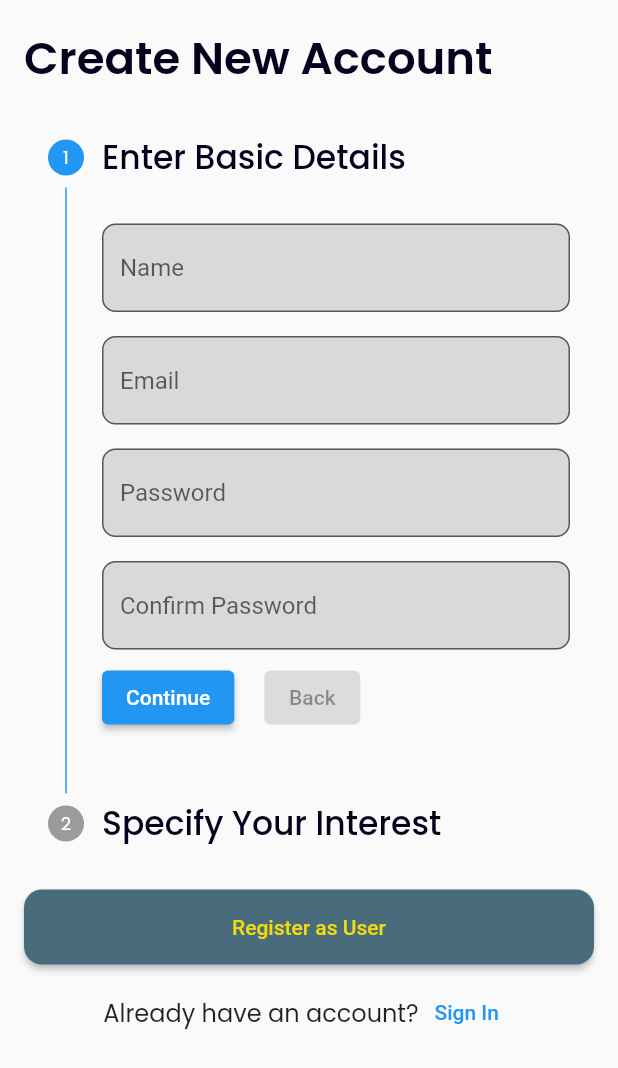
After one commit to squidrye/TRINIT_594092-U761CZ4G_DEV, a Flutter app: the screen it shows after launch, after a tap on "Register as User", on a phone screen of 412 x 824 dp. The commit adds this screen. Shown: the top 1068 px of the screen. Run offline on Flutter 3.47's test engine with Material 2 defaults, Android fonts, the phone set to English and light mode, and no system bars.

Commit message:
auth screens done

```diff
--- a/lib/main.dart
+++ b/lib/main.dart
@@ -1,5 +1,8 @@
 import 'package:flutter/material.dart';
 import 'package:we_care/presentation/LandingScreen.dart';
+import 'package:we_care/presentation/LoginScreen.dart';
+import 'package:we_care/presentation/NGORegisterScreen.dart';
+import 'package:we_care/presentation/UserRegisterScreen.dart';
 import 'package:we_care/presentation/SplashScreen.dart';
 
 void main() {
@@ -9,19 +12,41 @@ void main() {
       routes: {
         SplashScreen.route: (context) => SplashScreen(),
         LandingScreen.route: (context) => LandingScreen(),
+        LoginScreen.route: (context) => LoginScreen(),
+        UserRegisterScreen.route: (context) => UserRegisterScreen(),
+        NGORegisterScreen.route: (context) => NGORegisterScreen(),
       },
       theme: ThemeData(
         primaryColor: Color(0xFF486C7C),
+        inputDecorationTheme: InputDecorationTheme(
+            border: OutlineInputBorder(borderRadius: BorderRadius.circular(9)),
+            fillColor: Color(0xFFD9D9D9),
+            filled: true),
         textTheme: const TextTheme(
           displayLarge: TextStyle(
             fontSize: 30,
-            fontWeight: FontWeight.w700,
+            fontWeight: FontWeight.w600,
             fontFamily: 'Poppins',
             color: Color(0XFF04021D),
           ),
-          titleLarge: TextStyle(fontSize: 30.0, fontFamily: 'Poppins'),
-          bodyMedium: TextStyle(fontSize: 16.0, fontFamily: 'Poppins'),
-          bodySmall: TextStyle(fontSize: 14.0, fontFamily: 'Poppins'),
+          displayMedium: TextStyle(
+            fontSize: 22,
+            fontWeight: FontWeight.w500,
+            fontFamily: 'Poppins',
+            color: Color(0XFF04021D),
+          ),
+          titleLarge: TextStyle(
+            fontSize: 30.0,
+            fontFamily: 'Poppins',
+          ),
+          bodyMedium: TextStyle(
+            fontSize: 16.0,
+            fontFamily: 'Poppins',
+          ),
+          bodySmall: TextStyle(
+            fontSize: 14.0,
+            fontFamily: 'Poppins',
+          ),
         ),
       ),
     ),
--- a/lib/presentation/LandingScreen.dart
+++ b/lib/presentation/LandingScreen.dart
@@ -1,4 +1,9 @@
 import 'package:flutter/material.dart';
+import 'package:we_care/presentation/LoginScreen.dart';
+import 'package:we_care/presentation/NGORegisterScreen.dart';
+import 'package:we_care/presentation/widget/CommonWidgets.dart';
+
+import 'UserRegisterScreen.dart';
 
 class LandingScreen extends StatefulWidget {
   static const route = "/LandingPage";
@@ -15,6 +20,7 @@ class _LandingScreenState extends State<LandingScreen> {
       body: SafeArea(
         child: Container(
           margin: EdgeInsets.all(8),
+          child: SingleChildScrollView(
             child: Column(
               mainAxisSize: MainAxisSize.max,
               children: [
@@ -30,7 +36,7 @@ class _LandingScreenState extends State<LandingScreen> {
                 Padding(
                   padding: const EdgeInsets.all(8.0),
                   child: Text(
-                  "Explore an authentic way of tracking expenses ",
+                    "Explore an authentic way of supporting those in need",
                     style: Theme.of(context).textTheme.displayLarge,
                   ),
                 ),
@@ -48,34 +54,40 @@ class _LandingScreenState extends State<LandingScreen> {
                     style: Theme.of(context).textTheme.bodyMedium,
                   ),
                 ),
-              Expanded(
-                child: Align(
+                SizedBox(
+                  height: 50,
+                ),
+                Align(
                   alignment: FractionalOffset.bottomCenter,
                   child: Column(
                     mainAxisSize: MainAxisSize.min,
                     children: [
-                      Row(
-                        mainAxisAlignment: MainAxisAlignment.spaceAround,
-                        children: [
                       XButton(
-                            text: "Sign Up",
-                            alter: false,
-                            width: 160,
+                        text: "Register as NGO",
+                        alter: true,
+                        width: double.infinity,
                         height: 50,
                         onPressed: () {
-                              // Navigator.of(context).pushReplacementNamed(AuthScreen.route);
+                          Navigator.of(context).pushNamed(NGORegisterScreen.route);
                         },
                       ),
                       XButton(
-                            text: "Log In",
+                        text: "Register as User",
                         alter: true,
-                            width: 160,
+                        width: double.infinity,
                         height: 50,
                         onPressed: () {
-                              // Navigator.of(context).pushReplacementNamed(AuthScreen.route);
+                          Navigator.of(context).pushNamed(UserRegisterScreen.route);
                         },
                       ),
-                        ],
+                      XButton(
+                        text: "Sign In",
+                        alter: false,
+                        width: double.infinity,
+                        height: 50,
+                        onPressed: () {
+                          Navigator.of(context).pushNamed(LoginScreen.route);
+                        },
                       ),
                       SizedBox(
                         height: 30,
@@ -83,45 +95,11 @@ class _LandingScreenState extends State<LandingScreen> {
                     ],
                   ),
                 ),
+              ],
             ),
-            ],
           ),
         ),
       ),
     );
   }
 }
-
-class XButton extends StatelessWidget {
-  final String text;
-  final double width;
-  final double height;
-  final bool alter;
-  final void Function() onPressed;
-  const XButton({
-    required this.onPressed,
-    required this.alter,
-    required this.width,
-    required this.height,
-    required this.text,
-    Key? key,
-  }) : super(key: key);
-
-  @override
-  Widget build(BuildContext context) {
-    return ElevatedButton(
-      style: ElevatedButton.styleFrom(
-        fixedSize: Size(width, height),
-        shape: RoundedRectangleBorder(
-          borderRadius: BorderRadius.all(
-            Radius.circular(12),
-          ),
-        ),
-        foregroundColor: alter ? Theme.of(context).primaryColor : Color(0xFFF2DA0E),
-        backgroundColor: alter ? Colors.white : Theme.of(context).primaryColor,
-      ),
-      child: Text(text),
-      onPressed: onPressed,
-    );
-  }
-}
--- a/lib/presentation/SplashScreen.dart
+++ b/lib/presentation/SplashScreen.dart
@@ -4,13 +4,26 @@ import 'package:flutter/material.dart';
 
 import 'LandingScreen.dart';
 
-class SplashScreen extends StatelessWidget {
+class SplashScreen extends StatefulWidget {
   static const String route = "/Splash";
   const SplashScreen({Key? key}) : super(key: key);
 
   @override
+  State<SplashScreen> createState() => _SplashScreenState();
+}
+
+class _SplashScreenState extends State<SplashScreen> {
+  @override
+  void initState() {
+    Timer(
+      const Duration(seconds: 4),
+      () => Navigator.of(context).pushReplacementNamed(LandingScreen.route),
+    );
+    super.initState();
+  }
+
+  @override
   Widget build(BuildContext context) {
-    Timer(const Duration(seconds: 4), () => Navigator.of(context).pushReplacementNamed(LandingScreen.route));
     return Scaffold(
       backgroundColor: Color(0xFF486C7C),
       body: Image.asset(
--- /dev/null
+++ b/lib/presentation/UserRegisterScreen.dart
@@ -0,0 +1,162 @@
+import 'package:flutter/material.dart';
+import 'package:we_care/presentation/LoginScreen.dart';
+import 'package:we_care/presentation/widget/CommonWidgets.dart';
+
+class UserRegisterScreen extends StatefulWidget {
+  static const route = "/UserRegisterScreen";
+  UserRegisterScreen({Key? key}) : super(key: key);
+
+  @override
+  State<UserRegisterScreen> createState() => _UserRegisterScreenState();
+}
+
+class _UserRegisterScreenState extends State<UserRegisterScreen> {
+  List<String> causes = [
+    "Nature",
+    "Education",
+    "Social",
+    "War-Relief",
+    "Animals",
+    "Flood-Relief",
+    "Empowerment",
+    "Action Chip",
+    "Action Chip"
+  ];
+
+  List<String> selectedCauses = [];
+  int _currentStep = 0;
+
+  @override
+  Widget build(BuildContext context) {
+    return SafeArea(
+      child: Scaffold(
+        body: Container(
+          height: double.infinity,
+          margin: EdgeInsets.all(4),
+          padding: EdgeInsets.all(4),
+          child: Form(
+            child: SingleChildScrollView(
+              child: Column(
+                children: [
+                  XTitle(value: "Create New Account"),
+                  Stepper(
+                    physics: NeverScrollableScrollPhysics(),
+                    currentStep: _currentStep,
+                    onStepContinue: () {
+                      if (getSteps().length - 1 == _currentStep) {
+                        //HTTP REQUEST CREATE USER
+                      } else {
+                        setState(() {
+                          _currentStep++;
+                        });
+                      }
+                    },
+                    onStepCancel: _currentStep == 0
+                        ? null
+                        : () {
+                            setState(() {
+                              _currentStep--;
+                            });
+                          },
+                    controlsBuilder: (context, details) {
+                      return Row(
+                        children: [
+                          if (details.currentStep != getSteps().length - 1)
+                            ElevatedButton(
+                              onPressed: details.onStepContinue,
+                              child: Text('Continue'),
+                            ),
+                          const SizedBox(
+                            width: 20,
+                          ),
+                          ElevatedButton(
+                            onPressed: details.onStepCancel,
+                            child: Text('Back'),
+                          ),
+                        ],
+                      );
+                    },
+                    type: StepperType.vertical,
+                    steps: getSteps(),
+                  ),
+                  Align(
+                    alignment: FractionalOffset.bottomCenter,
+                    child: XButton(
+                      text: "Register as User",
+                      alter: false,
+                      width: double.infinity,
+                      height: 50,
+                      onPressed: () {
+                        Navigator.of(context).pushReplacementNamed(UserRegisterScreen.route);
+                      },
+                    ),
+                  ),
+                  Row(
+                    mainAxisAlignment: MainAxisAlignment.center,
+                    children: [
+                      const Text("Already have an account?"),
+                      TextButton(
+                          onPressed: () {
+                            Navigator.of(context).pushReplacementNamed(LoginScreen.route);
+                          },
+                          child: Text("Sign In"))
+                    ],
+                  )
+                ],
+              ),
+            ),
+          ),
+        ),
+      ),
+    );
+  }
+
+  List<Step> getSteps() {
+    return [
+      Step(
+        isActive: _currentStep >= 0,
+        state: _currentStep > 0 ? StepState.complete : StepState.indexed,
+        content: Column(
+          children: [
+            XField(value: "Name"),
+            XField(value: "Email"),
+            XField(value: "Password"),
+            XField(value: "Confirm Password"),
+          ],
+        ),
+        title: XSubTitle(value: "Enter Basic Details"),
+      ),
+      Step(
+        isActive: _currentStep >= 1,
+        state: _currentStep > 1 ? StepState.complete : StepState.indexed,
+        content: GridView(
+          primary: false,
+          shrinkWrap: true,
+          gridDelegate: const SliverGridDelegateWithFixedCrossAxisCount(crossAxisCount: 3, childAspectRatio: 2),
+          children: [
+            ...causes
+                .map(
+                  (cause) => FilterChip(
+                    label: Text(cause),
+                    selected: selectedCauses.contains(cause),
+                    onSelected: (bool selected) {
+                      if (selected) {
+                        setState(() {
+                          selectedCauses.add(cause);
+                        });
+                      } else {
+                        setState(() {
+                          selectedCauses.remove(cause);
+                        });
+                      }
+                    },
+                  ),
+                )
+                .toList()
+          ],
+        ),
+        title: XSubTitle(value: "Specify Your Interest"),
+      ),
+    ];
+  }
+}
--- /dev/null
+++ b/lib/presentation/widget/CommonWidgets.dart
@@ -0,0 +1,121 @@
+import 'package:flutter/material.dart';
+
+class XTitle extends StatelessWidget {
+  String value;
+  XTitle({required this.value, Key? key}) : super(key: key);
+
+  @override
+  Widget build(BuildContext context) {
+    return Container(
+      width: double.infinity,
+      padding: const EdgeInsets.all(8.0),
+      child: Align(
+        alignment: Alignment.centerLeft,
+        child: Text(
+          value,
+          style: Theme.of(context).textTheme.displayLarge,
+        ),
+      ),
+    );
+  }
+}
+
+class XSubTitle extends Text {
+  final String value;
+  XSubTitle({required this.value, Key? key}) : super(key: key, value);
+
+  @override
+  Widget build(BuildContext context) {
+    return Container(
+      width: double.infinity,
+      padding: const EdgeInsets.only(right: 8.0, top: 8, bottom: 8),
+      child: Align(
+        alignment: Alignment.centerLeft,
+        child: Text(
+          value,
+          style: Theme.of(context).textTheme.displayMedium,
+        ),
+      ),
+    );
+  }
+}
+
+class XField extends StatelessWidget {
+  String value;
+  XField({required this.value, Key? key}) : super(key: key);
+
+  @override
+  Widget build(BuildContext context) {
+    return Container(
+      width: double.infinity,
+      padding: const EdgeInsets.only(top: 8, bottom: 8),
+      child: Align(
+        alignment: Alignment.centerLeft,
+        child: TextFormField(
+          decoration: InputDecoration(
+            hintText: value,
+          ),
+        ),
+      ),
+    );
+  }
+}
+class XTextArea extends StatelessWidget {
+  String value;
+  XTextArea({required this.value, Key? key}) : super(key: key);
+
+  @override
+  Widget build(BuildContext context) {
+    return Container(
+      width: double.infinity,
+      padding: const EdgeInsets.only(top: 8, bottom: 8),
+      child: Align(
+        alignment: Alignment.centerLeft,
+        child: TextFormField(
+          maxLines: 7,
+          decoration: InputDecoration(
+            hintText: value
+          ),
+        ),
+      ),
+    );
+  }
+}
+
+class XButton extends StatelessWidget {
+  final String text;
+  final double width;
+  final double height;
+  final bool alter;
+  final void Function() onPressed;
+  const XButton({
+    required this.onPressed,
+    required this.alter,
+    required this.width,
+    required this.height,
+    required this.text,
+    Key? key,
+  }) : super(key: key);
+
+  @override
+  Widget build(BuildContext context) {
+    return Container(
+      margin: EdgeInsets.all(8),
+      width: width,
+      height: height,
+      child: ElevatedButton(
+        style: ElevatedButton.styleFrom(
+          shape: RoundedRectangleBorder(
+            borderRadius: BorderRadius.all(
+              Radius.circular(12),
+            ),
+          ),
+          foregroundColor: alter ? Theme.of(context).primaryColor : Color(0xFFF2DA0E),
+          backgroundColor: alter ? Colors.white : Theme.of(context).primaryColor,
+        ),
+        child: Text(text),
+        onPressed: onPressed,
+      ),
+    );
+  }
+}
```
Also changed, not shown: lib/presentation/LoginScreen.dart (added, +60 -0 lines), lib/presentation/NGORegisterScreen.dart (added, +144 -0 lines), pubspec.lock. Lines whose indentation alone changed are shown as unchanged.
